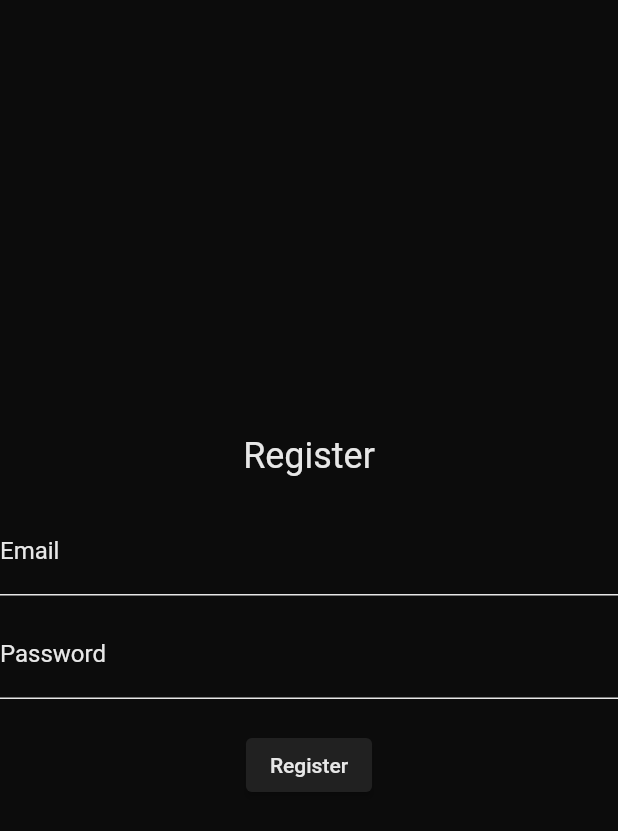
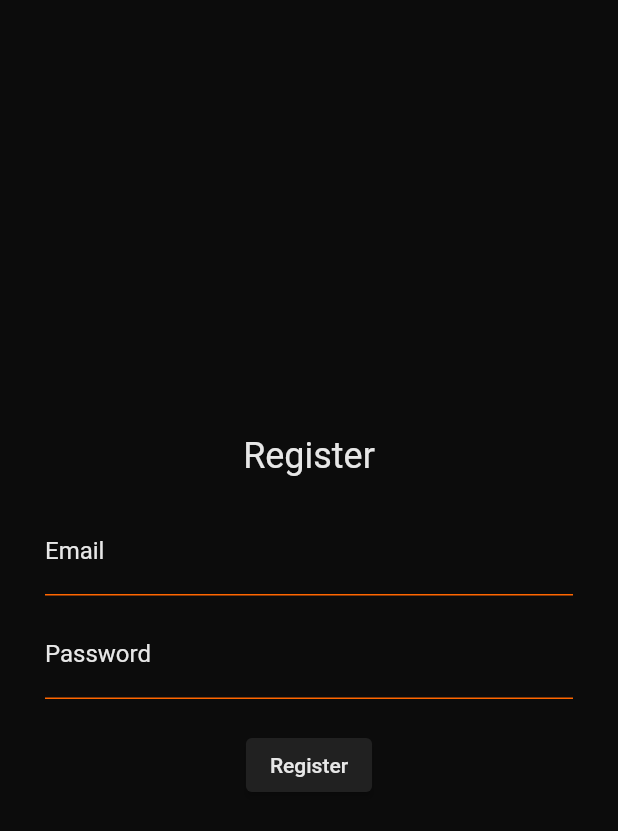
Before and after one commit to nikohoffren/stolen-or-not-app, a Flutter app: the screen it shows after launch, after a tap on "Register", on a phone screen of 412 x 824 dp. Shown: the top 831 px of the screen. Run offline on Flutter 3.47's test engine with Material 2 defaults, Android fonts, the light colour scheme and no system bars; our stand-ins replace cloud_firestore, firebase_auth, firebase_core, google_sign_in; accounts and stored records are empty; network calls fail.

Commit message:
add error checking to login_page.dart and register_page.dart

```diff
--- a/lib/views/login_page.dart
+++ b/lib/views/login_page.dart
@@ -20,10 +20,10 @@ class LoginPageState extends State<LoginPage> {
   final _formKey = GlobalKey<FormState>();
   final _emailController = TextEditingController();
   final _passwordController = TextEditingController();
+  String? _errorMessage;
 
   Future<void> _signInWithEmailPassword() async {
     try {
-      final UserCredential userCredential =
       await _auth.signInWithEmailAndPassword(
         email: _emailController.text,
         password: _passwordController.text,
@@ -39,9 +39,13 @@ class LoginPageState extends State<LoginPage> {
       );
     } on FirebaseAuthException catch (e) {
       if (e.code == 'user-not-found') {
-        print('No user found for that email.');
+        setState(() {
+          _errorMessage = 'No user found for that email.';
+        });
       } else if (e.code == 'wrong-password') {
-        print('Wrong password provided for that user.');
+        setState(() {
+          _errorMessage = 'Wrong password provided for that user.';
+        });
       }
     }
   }
@@ -66,8 +70,26 @@ class LoginPageState extends State<LoginPage> {
               style: TextStyle(color: AppColors.white, fontSize: 24),
             ),
             const SizedBox(height: 20),
+            if (_errorMessage != null)
+              Text(
+                _errorMessage!,
+                style: const TextStyle(color: Colors.red),
+              ),
             Form(
               key: _formKey,
+              child: Theme(
+                data: Theme.of(context).copyWith(
+                  inputDecorationTheme: const InputDecorationTheme(
+                    enabledBorder: UnderlineInputBorder(
+                      borderSide: BorderSide(color: AppColors.secondaryColor),
+                    ),
+                    focusedBorder: UnderlineInputBorder(
+                      borderSide: BorderSide(color: AppColors.secondaryColor),
+                    ),
+                  ),
+                ),
+                child: Padding(
+                  padding: const EdgeInsets.symmetric(horizontal: 30),
                   child: Column(
                     children: <Widget>[
                       TextFormField(
@@ -75,12 +97,6 @@ class LoginPageState extends State<LoginPage> {
                         decoration: const InputDecoration(
                           labelText: 'Email',
                           labelStyle: TextStyle(color: AppColors.white),
-                      enabledBorder: UnderlineInputBorder(
-                        borderSide: BorderSide(color: AppColors.white),
-                      ),
-                      focusedBorder: UnderlineInputBorder(
-                        borderSide: BorderSide(color: AppColors.white),
-                      ),
                         ),
                         style: const TextStyle(color: AppColors.white),
                         validator: (value) {
@@ -96,12 +112,6 @@ class LoginPageState extends State<LoginPage> {
                         decoration: const InputDecoration(
                           labelText: 'Password',
                           labelStyle: TextStyle(color: AppColors.white),
-                      enabledBorder: UnderlineInputBorder(
-                        borderSide: BorderSide(color: AppColors.white),
-                      ),
-                      focusedBorder: UnderlineInputBorder(
-                        borderSide: BorderSide(color: AppColors.white),
-                      ),
                         ),
                         obscureText: true,
                         style: const TextStyle(color: AppColors.white),
@@ -133,6 +143,8 @@ class LoginPageState extends State<LoginPage> {
                     ],
                   ),
                 ),
+              ),
+            ),
           ],
         ),
       ),
--- a/lib/views/register_page.dart
+++ b/lib/views/register_page.dart
@@ -19,12 +19,12 @@ class RegisterPageState extends State<RegisterPage> {
 
   Future<void> _register() async {
     try {
-      final UserCredential userCredential = await _auth.createUserWithEmailAndPassword(
+      await _auth.createUserWithEmailAndPassword(
         email: _emailController.text,
         password: _passwordController.text,
       );
 
-      // Clear the error message
+      //* Clear the error message
       setState(() {
         _errorMessage = null;
       });
@@ -36,9 +36,15 @@ class RegisterPageState extends State<RegisterPage> {
           _errorMessage = 'The account already exists for that email.';
         });
       } else {
+        setState(() {
+          _errorMessage = 'An error occurred. Please try again.';
+        });
         print(e);
       }
     } catch (e) {
+      setState(() {
+        _errorMessage = 'An error occurred. Please try again.';
+      });
       print(e);
     }
   }
@@ -63,6 +69,19 @@ class RegisterPageState extends State<RegisterPage> {
               ),
             Form(
               key: _formKey,
+              child: Theme(
+                data: Theme.of(context).copyWith(
+                  inputDecorationTheme: const InputDecorationTheme(
+                    enabledBorder: UnderlineInputBorder(
+                      borderSide: BorderSide(color: AppColors.secondaryColor),
+                    ),
+                    focusedBorder: UnderlineInputBorder(
+                      borderSide: BorderSide(color: AppColors.secondaryColor),
+                    ),
+                  ),
+                ),
+                child: Padding(
+                  padding: const EdgeInsets.symmetric(horizontal: 30),
                   child: Column(
                     children: <Widget>[
                       TextFormField(
@@ -70,12 +89,6 @@ class RegisterPageState extends State<RegisterPage> {
                         decoration: const InputDecoration(
                           labelText: 'Email',
                           labelStyle: TextStyle(color: AppColors.white),
-                      enabledBorder: UnderlineInputBorder(
-                        borderSide: BorderSide(color: AppColors.white),
-                      ),
-                      focusedBorder: UnderlineInputBorder(
-                        borderSide: BorderSide(color: AppColors.white),
-                      ),
                         ),
                         style: const TextStyle(color: AppColors.white),
                         validator: (value) {
@@ -91,12 +104,6 @@ class RegisterPageState extends State<RegisterPage> {
                         decoration: const InputDecoration(
                           labelText: 'Password',
                           labelStyle: TextStyle(color: AppColors.white),
-                      enabledBorder: UnderlineInputBorder(
-                        borderSide: BorderSide(color: AppColors.white),
-                      ),
-                      focusedBorder: UnderlineInputBorder(
-                        borderSide: BorderSide(color: AppColors.white),
-                      ),
                         ),
                         obscureText: true,
                         style: const TextStyle(color: AppColors.white),
@@ -119,6 +126,8 @@ class RegisterPageState extends State<RegisterPage> {
                     ],
                   ),
                 ),
+              ),
+            ),
           ],
         ),
       ),
```
Also changed, not shown: lib/views/register_device_screen.dart (+17 -13 lines). Lines whose indentation alone changed are shown as unchanged.
